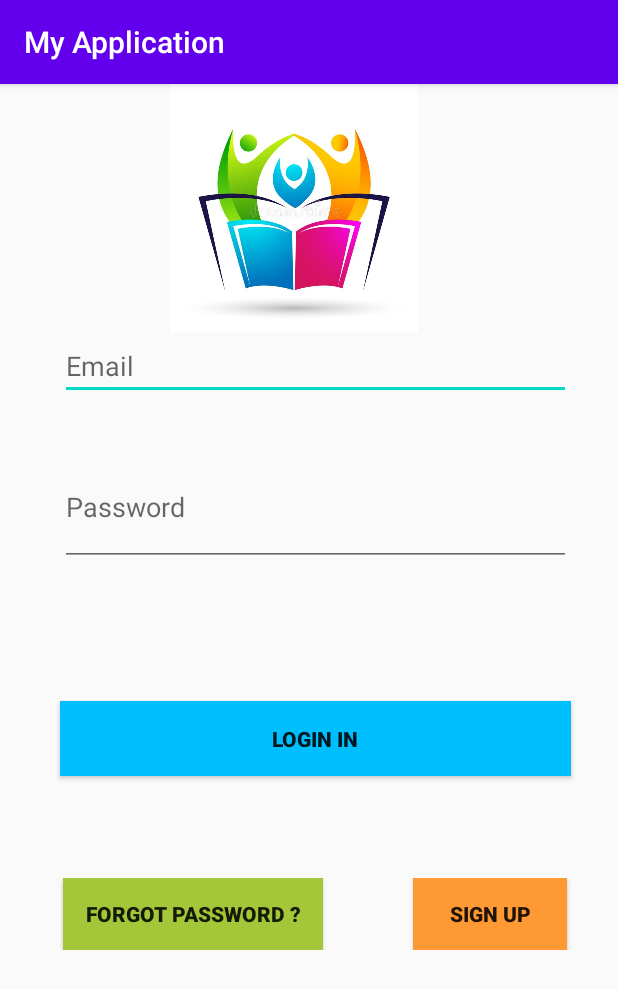
After one commit to V744/ReadingHouse, an Android app: the Login screen opened directly, with no data from a screen before it, on a phone screen of 412 x 824 dp. The commit adds this screen. Shown: the top 989 px of the screen. Run offline under Robolectric (Android 15) with nearby library versions, the phone set to English and light mode, and no system bars.

Commit message:
Login page design

```diff
--- a/app/src/main/AndroidManifest.xml
+++ b/app/src/main/AndroidManifest.xml
@@ -9,7 +9,8 @@
         android:roundIcon="@mipmap/ic_launcher_round"
         android:supportsRtl="true"
         android:theme="@style/AppTheme">
-        <activity android:name=".ForgotPass"></activity>
+        <activity android:name=".Login"></activity>
+        <activity android:name=".ForgotPass" />
         <activity android:name=".MainActivity">
             <intent-filter>
                 <action android:name="android.intent.action.MAIN" />
--- /dev/null
+++ b/app/src/main/java/com/ebookfrenzy/myapplication/Login.java
@@ -0,0 +1,14 @@
+package com.ebookfrenzy.myapplication;
+
+import androidx.appcompat.app.AppCompatActivity;
+
+import android.os.Bundle;
+
+public class Login extends AppCompatActivity {
+
+    @Override
+    protected void onCreate(Bundle savedInstanceState) {
+        super.onCreate(savedInstanceState);
+        setContentView(R.layout.activity_login);
+    }
+}
--- a/app/src/main/java/com/ebookfrenzy/myapplication/MainActivity.java
+++ b/app/src/main/java/com/ebookfrenzy/myapplication/MainActivity.java
@@ -16,6 +16,7 @@ public class MainActivity extends AppCompatActivity {
             @Override
             public void run() {
 
+
             }
         },SPLASH_TIME_OUT);
     }
--- /dev/null
+++ b/app/src/main/res/layout/activity_login.xml
@@ -0,0 +1,138 @@
+<?xml version="1.0" encoding="utf-8"?>
+<androidx.constraintlayout.widget.ConstraintLayout xmlns:android="http://schemas.android.com/apk/res/android"
+    xmlns:app="http://schemas.android.com/apk/res-auto"
+    xmlns:tools="http://schemas.android.com/tools"
+    android:layout_width="match_parent"
+    android:layout_height="match_parent"
+    tools:context=".Login">
+
+    <androidx.constraintlayout.widget.ConstraintLayout
+        android:layout_width="match_parent"
+        android:layout_height="match_parent"
+        tools:layout_editor_absoluteX="-169dp"
+        tools:layout_editor_absoluteY="16dp">
+
+        <LinearLayout
+            android:layout_width="506dp"
+            android:layout_height="790dp"
+            android:orientation="vertical"
+            app:layout_constraintHorizontal_bias="0.0"
+            app:layout_constraintVertical_bias="0.0"
+            app:layout_constraintBottom_toBottomOf="parent"
+            app:layout_constraintEnd_toEndOf="parent"
+            app:layout_constraintStart_toStartOf="parent"
+            app:layout_constraintTop_toTopOf="parent">
+
+            <LinearLayout
+                android:layout_width="392dp"
+                android:layout_height="165dp"
+                android:gravity="center"
+                android:orientation="vertical">
+
+                <ImageView
+                    android:id="@+id/imageView3"
+                    android:layout_width="460dp"
+                    android:layout_height="match_parent"
+
+                    app:srcCompat="@drawable/icon" />
+
+            </LinearLayout>
+
+            <LinearLayout
+                android:layout_width="match_parent"
+                android:layout_height="wrap_content"
+                android:orientation="vertical">
+
+                <LinearLayout
+                    android:layout_width="match_parent"
+                    android:layout_height="78dp"
+                    android:layout_marginLeft="40dp"
+                    android:layout_marginRight="100dp"
+                    android:orientation="horizontal">
+
+                    <EditText
+                        android:id="@+id/editTextTextPersonName5"
+                        android:layout_width="wrap_content"
+                        android:layout_height="wrap_content"
+                        android:layout_marginRight="25dp"
+                        android:layout_weight="1"
+                        android:ems="10"
+                        android:hint="Email"
+                        android:inputType="textPersonName"
+                        android:text="" />
+                </LinearLayout>
+
+                <LinearLayout
+                    android:layout_width="match_parent"
+                    android:layout_height="78dp"
+                    android:layout_marginLeft="40dp"
+                    android:layout_marginRight="100dp"
+                    android:orientation="horizontal">
+
+                    <EditText
+                        android:id="@+id/editTextTextPassword"
+                        android:layout_width="wrap_content"
+                        android:layout_height="match_parent"
+                        android:layout_marginRight="25dp"
+                        android:layout_weight="1"
+                        android:ems="10"
+                        android:hint="Password"
+                        android:inputType="textPassword" />
+                </LinearLayout>
+
+                <LinearLayout
+                    android:layout_width="match_parent"
+                    android:layout_height="78dp"
+                    android:layout_marginTop="80dp"
+
+                    android:orientation="horizontal">
+
+                    <Button
+                        android:id="@+id/button3"
+                        android:layout_width="match_parent"
+                        android:layout_height="50dp"
+                        android:layout_marginTop="10dp"
+                        android:layout_marginLeft="40dp"
+                        android:layout_marginBottom="10dp"
+                        android:layout_marginRight="125dp"
+                        android:background="#00bfff"
+                        android:gravity="center"
+                        android:text="Login In"
+                        android:textStyle="bold" />
+                </LinearLayout>
+
+                <LinearLayout
+                    android:layout_width="match_parent"
+                    android:layout_height="wrap_content"
+                    android:layout_marginTop="50dp"
+                    android:layout_marginLeft="40dp"
+                    android:layout_marginRight="100dp"
+                    android:orientation="horizontal">
+
+                    <Button
+                        android:id="@+id/button5"
+                        android:layout_width="wrap_content"
+                        android:layout_height="wrap_content"
+                        android:layout_marginLeft="2dp"
+                        android:layout_marginRight="30dp"
+                        android:layout_weight="2"
+                        android:background="#a4c639"
+                        android:text="Forgot Password ?"
+                        android:textStyle="bold" />
+
+                    <Button
+                        android:id="@+id/button4"
+                        android:layout_width="wrap_content"
+                        android:layout_height="wrap_content"
+                        android:layout_marginLeft="30dp"
+                        android:layout_marginRight="28dp"
+                        android:layout_weight="1"
+                        android:background="#FF9933"
+                        android:text="Sign Up"
+                        android:textStyle="bold" />
+                </LinearLayout>
+
+            </LinearLayout>
+        </LinearLayout>
+    </androidx.constraintlayout.widget.ConstraintLayout>
+</androidx.constraintlayout.widget.ConstraintLayout>
```
